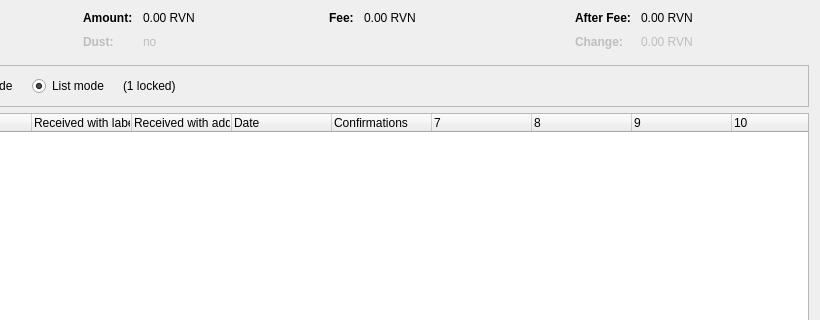
First picture: the form in src/qt/forms/coincontroldialog.ui, repository phoenixkonsole/xbtx, before the edit; both pictures show x 180 to 1000 and y 0 to 320 of the 1000 by 500 pixel window.
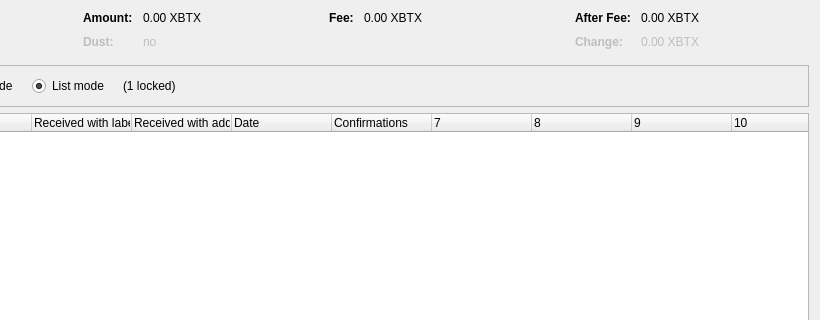
Second picture: the form after the edit. Custom widgets are drawn as their Qt base class.

What changed in the file:
```diff
--- a/src/qt/forms/coincontroldialog.ui
+++ b/src/qt/forms/coincontroldialog.ui
@@ -132,7 +132,7 @@
           <enum>Qt::ActionsContextMenu</enum>
          </property>
          <property name="text">
-          <string notr="true">0.00 RVN</string>
+          <string notr="true">0.00 XBTX</string>
          </property>
          <property name="textInteractionFlags">
           <set>Qt::LinksAccessibleByMouse|Qt::TextSelectableByKeyboard|Qt::TextSelectableByMouse</set>
@@ -212,7 +212,7 @@
           <enum>Qt::ActionsContextMenu</enum>
          </property>
          <property name="text">
-          <string notr="true">0.00 RVN</string>
+          <string notr="true">0.00 XBTX</string>
          </property>
          <property name="textInteractionFlags">
           <set>Qt::LinksAccessibleByMouse|Qt::TextSelectableByKeyboard|Qt::TextSelectableByMouse</set>
@@ -257,7 +257,7 @@
           <enum>Qt::ActionsContextMenu</enum>
          </property>
          <property name="text">
-          <string notr="true">0.00 RVN</string>
+          <string notr="true">0.00 XBTX</string>
          </property>
          <property name="textInteractionFlags">
           <set>Qt::LinksAccessibleByMouse|Qt::TextSelectableByKeyboard|Qt::TextSelectableByMouse</set>
@@ -292,7 +292,7 @@
           <enum>Qt::ActionsContextMenu</enum>
          </property>
          <property name="text">
-          <string notr="true">0.00 RVN</string>
+          <string notr="true">0.00 XBTX</string>
          </property>
          <property name="textInteractionFlags">
           <set>Qt::LinksAccessibleByMouse|Qt::TextSelectableByKeyboard|Qt::TextSelectableByMouse</set>
```
